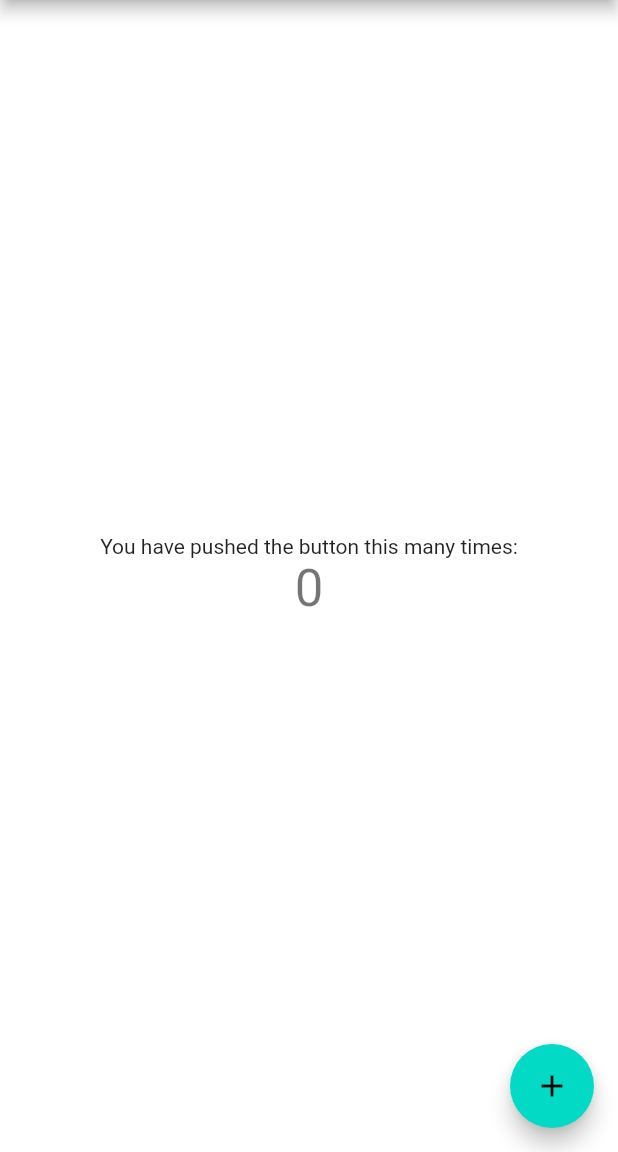
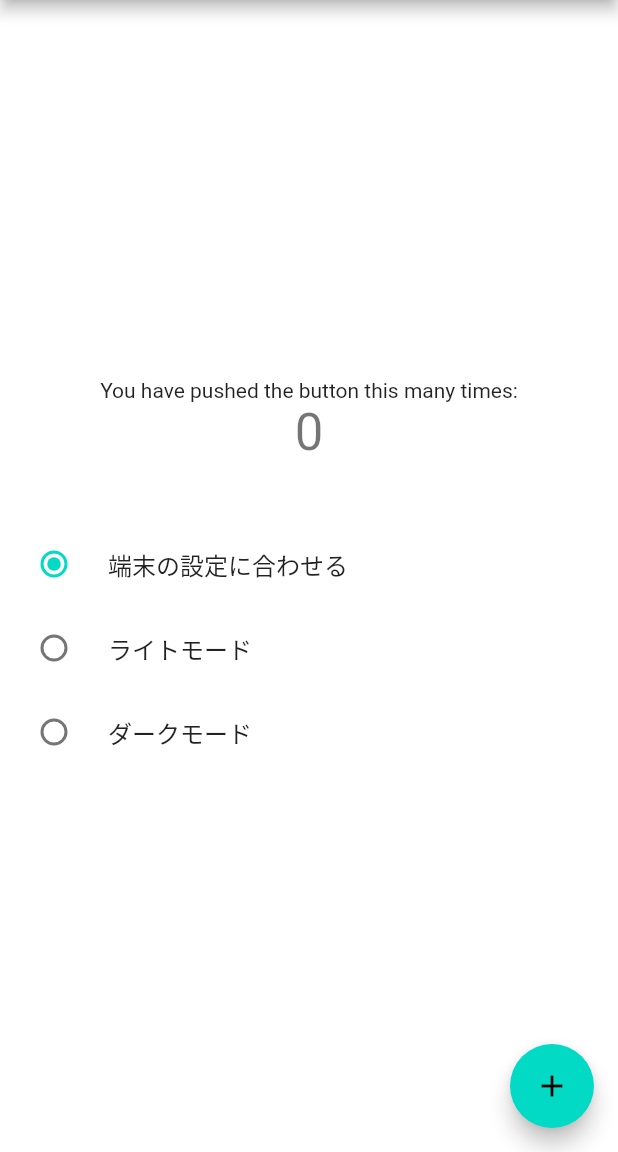
Before and after one commit to miyakeryo/flutter_kaigi_2022, a Flutter app: the screen it shows after launch, on a phone screen of 412 x 824 dp, the part 84-1236 px from its top. Run offline on Flutter 3.47's test engine with Material 2 defaults, Android fonts, the phone set to English and light mode, and no system bars.

Commit message:
changing themeMode

```diff
--- a/lib/home.dart
+++ b/lib/home.dart
@@ -1,4 +1,7 @@
 import 'package:flutter/material.dart';
+import 'package:provider/provider.dart';
+
+import 'theme.dart';
 
 class MyHomePage extends StatefulWidget {
   const MyHomePage({super.key, required this.title});
@@ -19,6 +22,7 @@ class _MyHomePageState extends State<MyHomePage> {
 
   @override
   Widget build(BuildContext context) {
+    final myTheme = context.read<MyTheme>();
     return Scaffold(
       appBar: AppBar(
         title: Text(widget.title),
@@ -32,6 +36,19 @@ class _MyHomePageState extends State<MyHomePage> {
               '$_counter',
               style: Theme.of(context).textTheme.headline4,
             ),
+            const SizedBox(height: 40),
+            ...ThemeMode.values.map((themeMode) {
+              return RadioListTile(
+                title: Text(themeMode.text),
+                value: themeMode,
+                groupValue: myTheme.themeMode,
+                onChanged: (_) {
+                  setState(() {
+                    myTheme.themeMode = themeMode;
+                  });
+                },
+              );
+            }),
           ],
         ),
       ),
@@ -43,3 +60,16 @@ class _MyHomePageState extends State<MyHomePage> {
     );
   }
 }
+
+extension on ThemeMode {
+  String get text {
+    switch (this) {
+      case ThemeMode.system:
+        return '端末の設定に合わせる';
+      case ThemeMode.light:
+        return 'ライトモード';
+      case ThemeMode.dark:
+        return 'ダークモード';
+    }
+  }
+}
--- a/lib/main.dart
+++ b/lib/main.dart
@@ -1,4 +1,5 @@
 import 'package:flutter/material.dart';
+import 'package:provider/provider.dart';
 
 import 'home.dart';
 import 'theme.dart';
@@ -12,11 +13,19 @@ class MyApp extends StatelessWidget {
 
   @override
   Widget build(BuildContext context) {
-    return MaterialApp(
-      title: 'Flutter Demo',
-      theme: MyTheme.light,
-      darkTheme: MyTheme.dark,
-      home: const MyHomePage(title: 'Flutter Demo Home Page'),
+    return ChangeNotifierProvider(
+      create: (_) => MyTheme(),
+      child: Consumer<MyTheme>(
+        builder: (context, myTheme, _) {
+          return MaterialApp(
+            title: 'Flutter Demo',
+            theme: MyThemeData.light,
+            darkTheme: MyThemeData.dark,
+            themeMode: myTheme.themeMode,
+            home: const MyHomePage(title: 'Flutter Demo Home Page'),
+          );
+        },
+      ),
     );
   }
 }
--- a/lib/theme.dart
+++ b/lib/theme.dart
@@ -1,6 +1,8 @@
 import 'package:flutter/material.dart';
 
-class MyTheme {
+abstract class MyThemeData {
+  MyThemeData._();
+
   static final light = ThemeData.from(
     colorScheme: const ColorScheme.light(
       primary: Colors.blue,
@@ -13,3 +15,23 @@ class MyTheme {
     ),
   );
 }
+
+class MyTheme extends ChangeNotifier {
+  var _themeMode = ThemeMode.system;
+  ThemeMode get themeMode => _themeMode;
+  set themeMode(ThemeMode themeMode) {
+    _themeMode = themeMode;
+    notifyListeners();
+  }
+
+  Brightness get brightness {
+    switch (themeMode) {
+      case ThemeMode.light:
+        return Brightness.light;
+      case ThemeMode.dark:
+        return Brightness.dark;
+      case ThemeMode.system:
+        return WidgetsBinding.instance.window.platformBrightness;
+    }
+  }
+}
--- a/pubspec.yaml
+++ b/pubspec.yaml
@@ -36,6 +36,7 @@ dependencies:
   # The following adds the Cupertino Icons font to your application.
   # Use with the CupertinoIcons class for iOS style icons.
   cupertino_icons: ^1.0.5
+  provider: ^6.0.3
 
 dev_dependencies:
   flutter_test:
```
Also changed, not shown: pubspec.lock.
